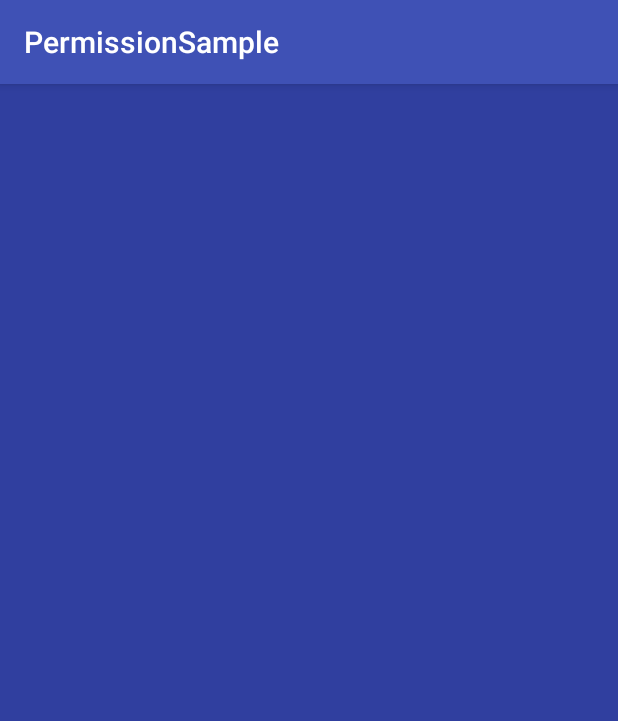
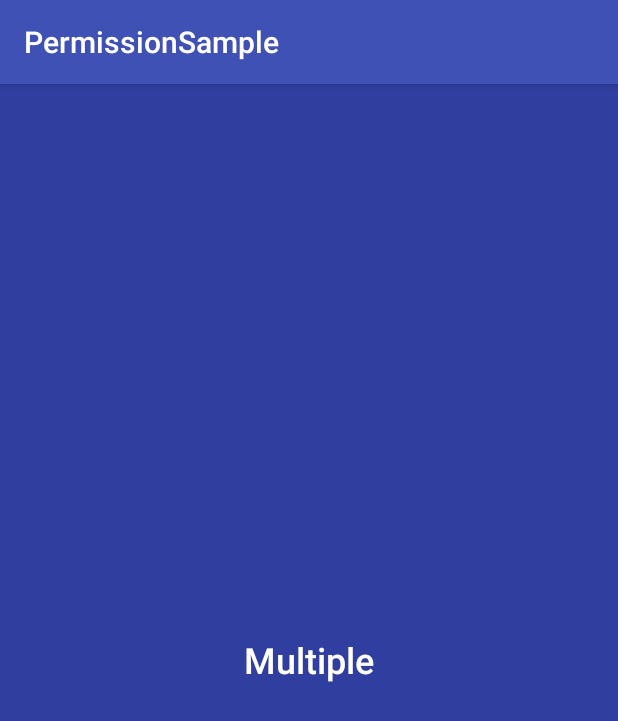
Before and after one commit to sagarjogadia28/PermissionSample, an Android app: the screen it shows after launch (MainActivity), on a phone screen of 412 x 824 dp. Shown: the top 721 px of the screen. Run offline under Robolectric (Android 15) with nearby library versions, the phone set to English and light mode, and no system bars.

Commit message:
Multiple permissions added

```diff
--- a/app/build.gradle
+++ b/app/build.gradle
@@ -21,8 +21,8 @@ android {
 
 dependencies {
     compile fileTree(dir: 'libs', include: ['*.jar'])
-    testCompile 'junit:junit:4.12'
     compile 'com.android.support:appcompat-v7:23.4.0'
     compile 'com.android.support:design:23.4.0'
     compile 'com.android.support:support-v4:23.4.0'
+    testCompile 'junit:junit:4.12'
 }
--- a/app/src/main/AndroidManifest.xml
+++ b/app/src/main/AndroidManifest.xml
@@ -3,6 +3,8 @@
     package="sagarjogadia28.com.permissionsample">
 
     <uses-permission android:name="android.permission.READ_CONTACTS" />
+    <uses-permission android:name="android.permission.ACCESS_FINE_LOCATION"/>
+    <uses-permission android:name="android.permission.SEND_SMS"/>
 
     <application
         android:allowBackup="true"
--- a/app/src/main/res/layout/activity_main.xml
+++ b/app/src/main/res/layout/activity_main.xml
@@ -7,4 +7,18 @@
     android:background="@color/colorPrimaryDark"
     tools:context="sagarjogadia28.com.permissionsample.MainActivity">
 
+    <Button
+        android:onClick="multiplePermission"
+        android:id="@+id/btn_goto"
+        android:layout_width="wrap_content"
+        android:layout_height="wrap_content"
+        android:text="@string/multiple"
+        android:textAllCaps="false"
+        android:textSize="24sp"
+        android:background="@color/colorPrimaryDark"
+        android:textColor="@android:color/white"
+        style="?attr/borderlessButtonStyle"
+        android:layout_gravity="center"
+        />
+
 </android.support.design.widget.CoordinatorLayout>
--- a/app/src/main/res/values/strings.xml
+++ b/app/src/main/res/values/strings.xml
@@ -1,3 +1,8 @@
 <resources>
     <string name="app_name">PermissionSample</string>
+    <string name="go_to_fragment">Go to Fragment</string>
+
+    <!-- TODO: Remove or change this placeholder text -->
+    <string name="hello_blank_fragment">Hello blank fragment</string>
+    <string name="multiple">Multiple</string>
 </resources>
```
Also changed, not shown: app/src/main/java/sagarjogadia28/com/permissionsample/MainActivity.java (+101 -30 lines).
